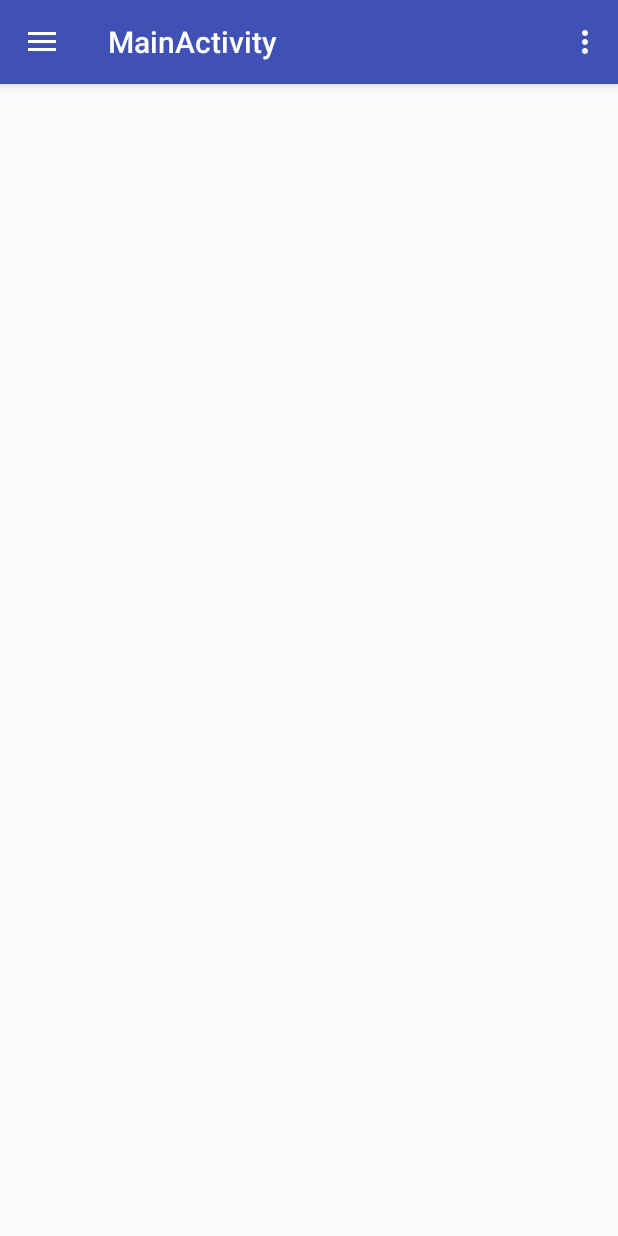
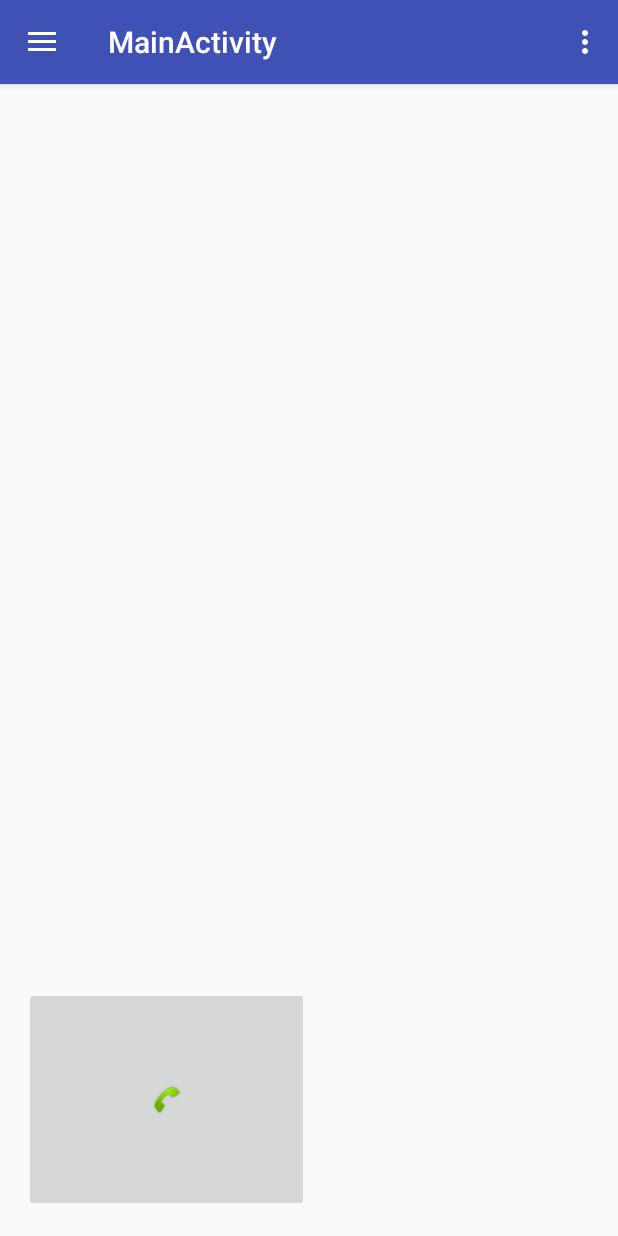
Before and after one commit to richard-parayno/Pilot, an Android app: the MainActivity screen opened directly, with no data from a screen before it, on a phone screen of 412 x 824 dp. Run offline under Robolectric (Android 15) with nearby library versions, the phone set to English and light mode, and no system bars.

Commit message:
Call Button on Dashboard

```diff
--- a/app/src/main/java/com/hackathon/teamprogog/pilot/MainActivity.java
+++ b/app/src/main/java/com/hackathon/teamprogog/pilot/MainActivity.java
@@ -23,14 +23,6 @@ public class MainActivity extends AppCompatActivity
         Toolbar toolbar = (Toolbar) findViewById(R.id.toolbar);
         setSupportActionBar(toolbar);
 
-        FloatingActionButton fab = (FloatingActionButton) findViewById(R.id.fab);
-        fab.setOnClickListener(new View.OnClickListener() {
-            @Override
-            public void onClick(View view) {
-                Snackbar.make(view, "Replace with your own action", Snackbar.LENGTH_LONG)
-                        .setAction("Action", null).show();
-            }
-        });
 
         DrawerLayout drawer = (DrawerLayout) findViewById(R.id.drawer_layout);
         ActionBarDrawerToggle toggle = new ActionBarDrawerToggle(
--- a/app/src/main/res/layout/content_main.xml
+++ b/app/src/main/res/layout/content_main.xml
@@ -13,4 +13,31 @@
     tools:context="com.hackathon.teamprogog.pilot.MainActivity"
     tools:showIn="@layout/app_bar_main">
 
+    <GridLayout
+        android:layout_width="match_parent"
+        android:layout_height="match_parent"
+        android:layout_alignParentTop="true"
+        android:layout_alignParentLeft="true"
+        android:layout_alignParentStart="true">
+
+        <LinearLayout android:layout_width="fill_parent"
+            android:layout_height="wrap_content"
+            android:weightSum="2"
+            android:orientation="horizontal"
+            android:layout_row="8"
+            android:layout_column="0">
+
+            <ImageButton
+                android:layout_width="0dp"
+                android:layout_weight="1"
+                android:layout_height="150dp"
+                app:srcCompat="@android:drawable/stat_sys_phone_call"
+                android:id="@+id/imageButton"
+                android:layout_row="9"
+                android:layout_column="12"
+                android:layout_centerVertical="true"
+                />
+        </LinearLayout>
+    </GridLayout>
+
 </RelativeLayout>
--- a/app/src/main/res/layout/nav_header_main.xml
+++ b/app/src/main/res/layout/nav_header_main.xml
@@ -23,13 +23,13 @@
         android:layout_width="match_parent"
         android:layout_height="wrap_content"
         android:paddingTop="@dimen/nav_header_vertical_spacing"
-        android:text="Android Studio"
+        android:text="PLDT User"
         android:textAppearance="@style/TextAppearance.AppCompat.Body1" />
 
     <TextView
         android:id="@+id/textView"
         android:layout_width="wrap_content"
         android:layout_height="wrap_content"
-        android:text="android.studio@android.com" />
+        android:text="firstname@gmail.com" />
 
 </LinearLayout>
```
